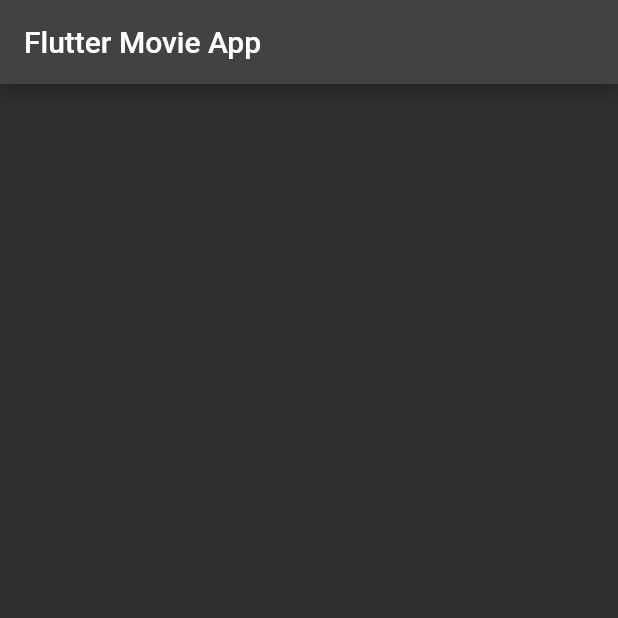
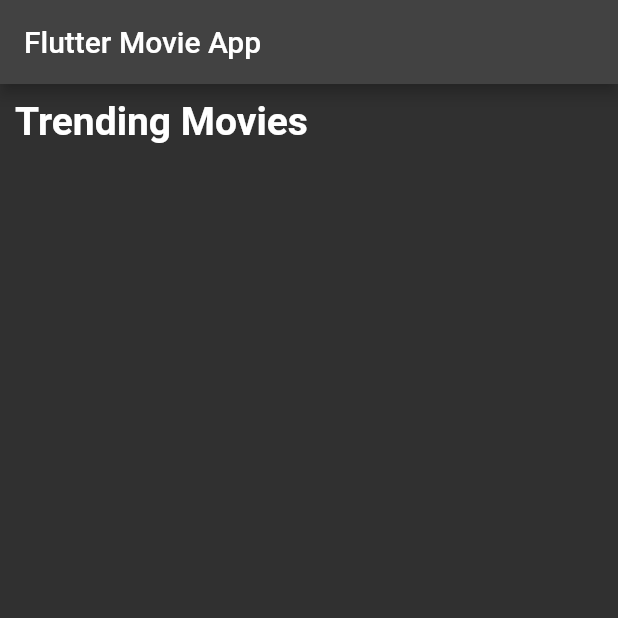
Before and after one commit to kkadhith/newest_movies_list, a Flutter app: the screen it shows after launch, on a phone screen of 412 x 824 dp, the top half of it. Run offline on Flutter 3.47's test engine with Material 2 defaults, Android fonts, the phone set to English and light mode, and no system bars; missing offline and left inert: tmdb_api.

Commit message:
added trending.dart

```diff
--- a/lib/main.dart
+++ b/lib/main.dart
@@ -1,4 +1,5 @@
 import 'package:flutter/material.dart';
+import 'package:movielist/widgets/trending.dart';
 import 'package:tmdb_api/tmdb_api.dart';
 
 void main() {
@@ -61,6 +62,11 @@ class _HomeState extends State<Home> {
   Widget build(BuildContext context) {
     return Scaffold(
       appBar: AppBar(title: Text('Flutter Movie App'),),
+      body: ListView(
+        children: [
+          TrendingMovies(trending: trendingMovies)
+        ],
+      )
     );
   }
 }
--- a/lib/widgets/trending.dart
+++ b/lib/widgets/trending.dart
@@ -1,10 +1,20 @@
 import 'package:flutter/material.dart';
 
 class TrendingMovies extends StatelessWidget {
-  const TrendingMovies({Key? key}) : super(key: key);
+  final List trending;
+
+  const TrendingMovies({Key? key, required this.trending}) : super(key: key);
 
   @override
   Widget build(BuildContext context) {
-    return Container();
+    return Container(
+        padding: EdgeInsets.all(10),
+        child: Column(
+          crossAxisAlignment: CrossAxisAlignment.start,
+          children: [
+            Text("Trending Movies", style: TextStyle(fontSize: 26, fontWeight: FontWeight.bold),),
+          ],
+        ),
+    );
   }
 }
```
